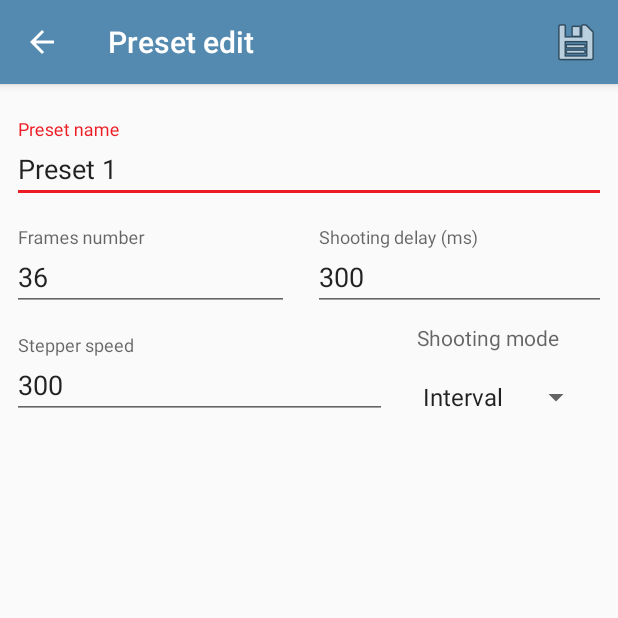
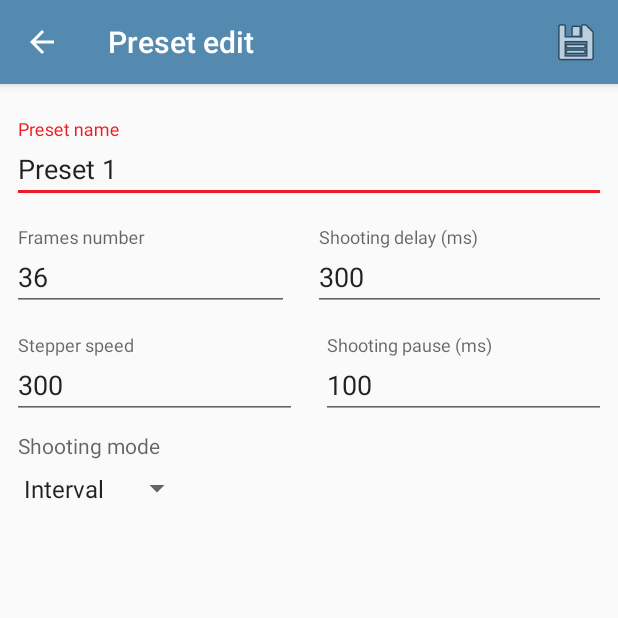
Before and after one commit to AndreiRadchenko/Android_Photo360, an Android app: the PresetEdit screen opened directly, with no data from a screen before it, on a phone screen of 412 x 824 dp, the top half of it. Run offline under Robolectric (Android 15) with nearby library versions, the phone set to English and light mode, and no system bars.

Commit message:
add pause parameter to preset config

```diff
--- a/app/src/main/java/unidesign/photo360/PresetEdit.kt
+++ b/app/src/main/java/unidesign/photo360/PresetEdit.kt
@@ -24,6 +24,7 @@ class PresetEdit : AppCompatActivity() {
     lateinit var etFrame: EditText
     lateinit var etDelay: EditText
     lateinit var etSpeed: EditText
+    lateinit var etPause: EditText
     //lateinit var etAcceleration: EditText
     lateinit var etShootingMode: Spinner
     //lateinit var sharedPrefs: PreferenceManager
@@ -60,6 +61,7 @@ class PresetEdit : AppCompatActivity() {
         etFrame = findViewById<View>(R.id.etFrame) as EditText
         etDelay = findViewById<View>(R.id.etDelay) as EditText
         etSpeed = findViewById<View>(R.id.etSpeed) as EditText
+        etPause = findViewById<View>(R.id.etPause) as EditText
         //etAcceleration = findViewById<View>(R.id.etAcceleration) as EditText
         etShootingMode = findViewById<View>(R.id.etShootingMode) as Spinner
 
@@ -142,6 +144,7 @@ class PresetEdit : AppCompatActivity() {
         etFrame.setText(mSettings.frame.toString())
         etDelay.setText(mSettings.delay.toString())
         etSpeed.setText(mSettings.speed.toString())
+        etPause.setText(mSettings.pause.toString())
         //etAcceleration.setText(mSettings.acceleration.toString())
         etShootingMode.setSelection( shootingModemap.get(mSettings.shootingMode)!!)
         //= sharedPrefs.shootingMode
@@ -174,6 +177,7 @@ class PresetEdit : AppCompatActivity() {
                 oldSet.framesLeft = etFrame.text.toString().toInt()
                 oldSet.delay = etDelay.text.toString().toInt()
                 oldSet.speed = etSpeed.text.toString().toInt()
+                oldSet.pause = etPause.text.toString().toInt()
                 //oldSet.acceleration = etAcceleration.text.toString().toInt()
                 oldSet.shootingMode = getKeyByValue(shootingModemap, etShootingMode.selectedItemPosition) ?: "inter"
                 settingsPrefs.setChanges(page, oldSet)
--- a/app/src/main/res/layout/preset_edit.xml
+++ b/app/src/main/res/layout/preset_edit.xml
@@ -100,6 +100,31 @@
                 </EditText>
             </android.support.design.widget.TextInputLayout>
 
+            <android.support.design.widget.TextInputLayout
+                android:layout_width="wrap_content"
+                android:layout_height="wrap_content"
+                android:padding="8dp"
+                android:layout_weight="1"
+                android:layout_gravity="left">
+                <EditText
+                    android:id="@+id/etPause"
+                    android:layout_width="match_parent"
+                    android:layout_height="wrap_content"
+                    android:layout_weight="1"
+                    android:hint="@string/preset_pause"
+                    android:inputType="number">
+                </EditText>
+            </android.support.design.widget.TextInputLayout>
+
+        </LinearLayout>
+
+            <LinearLayout
+                android:layout_width="fill_parent"
+                android:layout_height="fill_parent"
+                android:layout_weight="1"
+                android:orientation="horizontal">
+
+
                 <LinearLayout
                     android:layout_width="wrap_content"
                     android:layout_height="fill_parent"
--- a/app/src/main/res/values/strings.xml
+++ b/app/src/main/res/values/strings.xml
@@ -9,6 +9,7 @@
     <string name="preset_name">Preset name</string>
     <string name="preset_frame">Frames number</string>
     <string name="preset_delay">Shooting delay (ms)</string>
+    <string name="preset_pause">Shooting pause (ms)</string>
     <string name="delay">Delay (ms)</string>
     <string name="preset_speed">Stepper speed</string>
     <string name="preset_acceleration">Acceleration</string>
--- a/build.gradle
+++ b/build.gradle
@@ -1,7 +1,7 @@
 // Top-level build file where you can add configuration options common to all sub-projects/modules.
 
 buildscript {
-    ext.kotlin_version = '1.2.50'
+    ext.kotlin_version = '1.3.0'
     repositories {
         google()
         jcenter()
```
Also changed, not shown: app/build.gradle (+10 -10 lines), app/src/main/java/unidesign/photo360/MainActivity.kt (+8 -8 lines), gradle/wrapper/gradle-wrapper.properties, 6 other files. Lines whose indentation alone changed are shown as unchanged.
